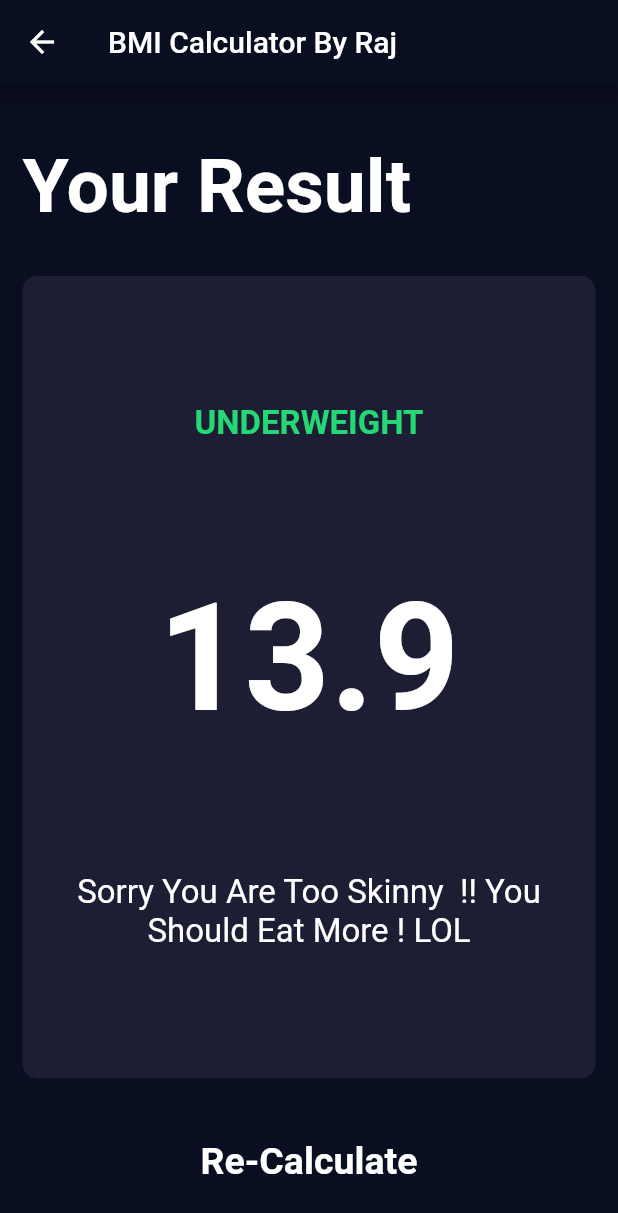
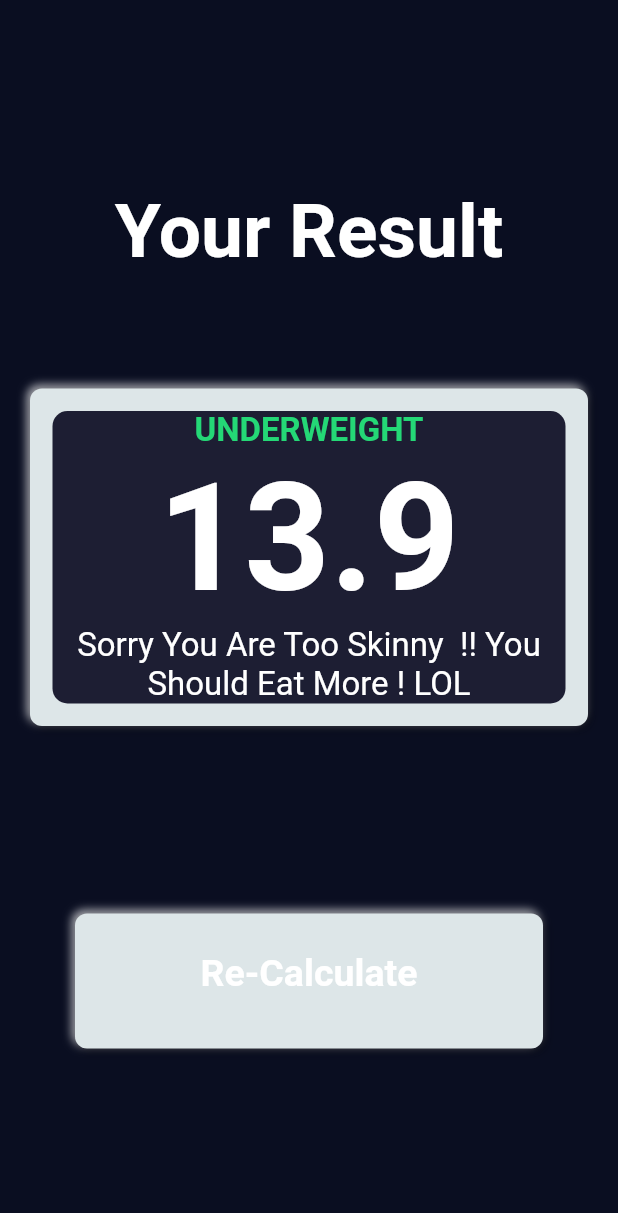
Before and after one commit to yousaf753/bmi_calculator, a Flutter app: the screen it shows after launch, after a tap on "Calculate", on a phone screen of 412 x 824 dp. Shown: the top 1213 px of the screen. Run offline on Flutter 3.47's test engine with Material 2 defaults, Android fonts, the phone set to English and light mode, and no system bars; drawn by our look-alikes of flutter_neumorphic; our stand-ins replace font_awesome_flutter.

Commit message:
result manage

```diff
--- a/lib/screens/results_page.dart
+++ b/lib/screens/results_page.dart
@@ -1,5 +1,5 @@
 import 'package:flutter/material.dart';
-
+import 'package:flutter_neumorphic/flutter_neumorphic.dart';
 import '../components/bottom_button.dart';
 import '../components/reusable_card.dart';
 import '../constants.dart';
@@ -17,25 +17,22 @@ class ResultsPage extends StatelessWidget {
   @override
   Widget build(BuildContext context) {
     return Scaffold(
-      appBar: AppBar(
-        title: Text('BMI Calculator By Raj'),
-      ),
       body: Column(
         mainAxisAlignment: MainAxisAlignment.spaceEvenly,
         crossAxisAlignment: CrossAxisAlignment.stretch,
         children: <Widget>[
-          Expanded(
-            child: Container(
-              padding: EdgeInsets.all(15.0),
-              alignment: Alignment.bottomLeft,
+          Container(
+            padding: EdgeInsets.only(top: 50),
+            alignment: Alignment.center,
             child: Text(
               'Your Result',
               style: kTitleTextStyle,
             ),
           ),
-          ),
-          Expanded(
-            flex: 5,
+          Container(
+            margin: EdgeInsets.only(left: 20,right: 20),
+            child: Neumorphic(
+              child: Expanded(
                 child: ReusableCard(
                   colour: kActiveCardColour,
                   cardChild: Column(
@@ -59,12 +56,19 @@ class ResultsPage extends StatelessWidget {
                   ),
                 ),
               ),
-          BottomButton(
+            ),
+          ),
+          Container(
+              margin: EdgeInsets.all(50),
+              child: Neumorphic(
+                child:  BottomButton(
                   buttonTitle: 'Re-Calculate',
                   onTap: () {
                     Navigator.pop(context);
                   },
+                ),
               )
+          ),
         ],
       ),
     );
```
Lines whose indentation alone changed are shown as unchanged.
